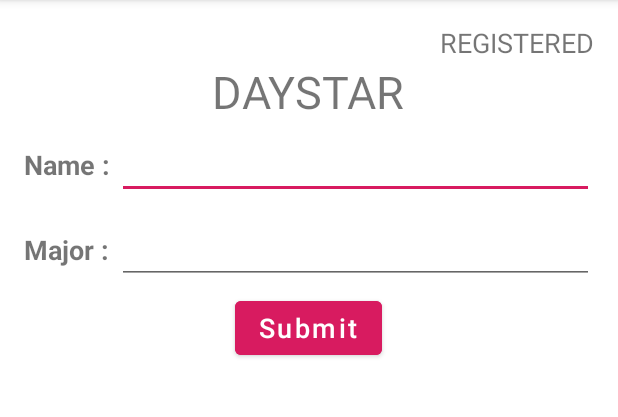
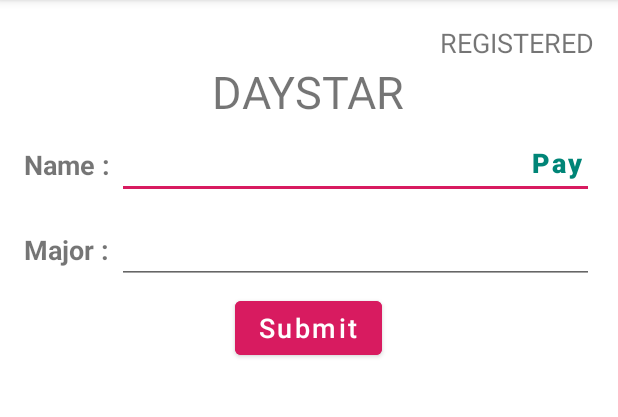
Before and after one commit to angwandi/LicecycleACS314, an Android app: the screen it shows after launch (MainActivity), on a phone screen of 412 x 824 dp, the part 84-501 px from its top. Run offline under Robolectric (Android 15) with nearby library versions, the phone set to English and light mode, and no system bars.

Commit message:
Add Button with in ediText

```diff
--- a/app/src/main/res/layout/activity_main.xml
+++ b/app/src/main/res/layout/activity_main.xml
@@ -82,4 +82,17 @@
         android:inputType="textCapSentences"
         android:maxLines="1"
         tools:ignore="LabelFor,UnusedAttribute" />
+
+    <com.google.android.material.button.MaterialButton
+        android:id="@+id/btn"
+        style="@style/Widget.MaterialComponents.Button.TextButton"
+        android:layout_width="55dp"
+        android:layout_height="45dp"
+        android:layout_alignBaseline="@id/nameEdtx"
+        android:layout_alignParentEnd="true"
+        android:text="Pay"
+        android:textAlignment="textEnd"
+        android:textAllCaps="false"
+        android:textSize="18sp"
+        android:textStyle="bold" />
 </RelativeLayout>
```
